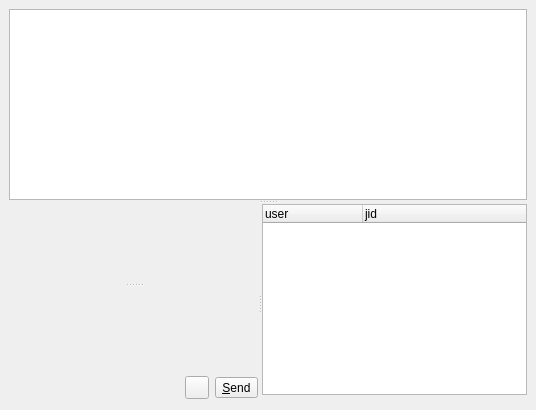
The window that widgets/groupchatwidget.ui (xmpp-graveyard/jabbim) describes before a commit, drawn with Qt 5.
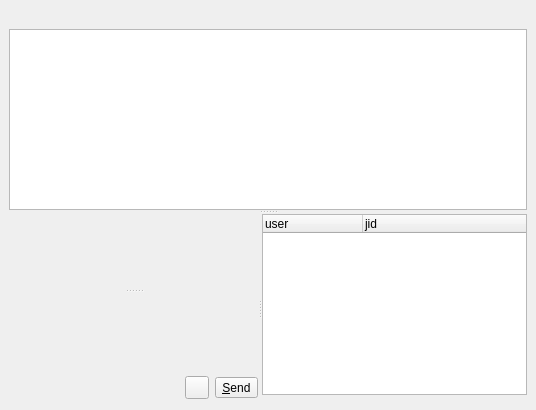
The same window after the commit. Icons and pictures are not drawn.

Diff of the .ui file:
```diff
--- a/widgets/groupchatwidget.ui
+++ b/widgets/groupchatwidget.ui
@@ -19,10 +19,22 @@
    <property name="margin" >
     <number>9</number>
    </property>
-   <property name="spacing" >
+   <property name="topMargin" >
+    <number>9</number>
+   </property>
+   <property name="rightMargin" >
+    <number>9</number>
+   </property>
+   <property name="bottomMargin" >
+    <number>9</number>
+   </property>
+   <property name="horizontalSpacing" >
     <number>6</number>
    </property>
-   <item rowspan="2" row="0" column="0" colspan="2" >
+   <property name="verticalSpacing" >
+    <number>6</number>
+   </property>
+   <item rowspan="2" row="1" column="0" colspan="2" >
     <widget class="QSplitter" name="splitter_3" >
      <property name="orientation" >
       <enum>Qt::Vertical</enum>
@@ -55,7 +67,19 @@
          <property name="margin" >
           <number>0</number>
          </property>
-         <property name="spacing" >
+         <property name="topMargin" >
+          <number>0</number>
+         </property>
+         <property name="rightMargin" >
+          <number>0</number>
+         </property>
+         <property name="bottomMargin" >
+          <number>0</number>
+         </property>
+         <property name="horizontalSpacing" >
+          <number>6</number>
+         </property>
+         <property name="verticalSpacing" >
           <number>6</number>
          </property>
          <item row="0" column="0" colspan="3" >
@@ -158,6 +182,13 @@
      </widget>
     </widget>
    </item>
+   <item row="0" column="0" colspan="2" >
+    <widget class="QLabel" name="disco_info" >
+     <property name="text" >
+      <string/>
+     </property>
+    </widget>
+   </item>
   </layout>
  </widget>
  <resources/>
```
Left out of the diff: 19 changed lines with no effect on the pictures.
